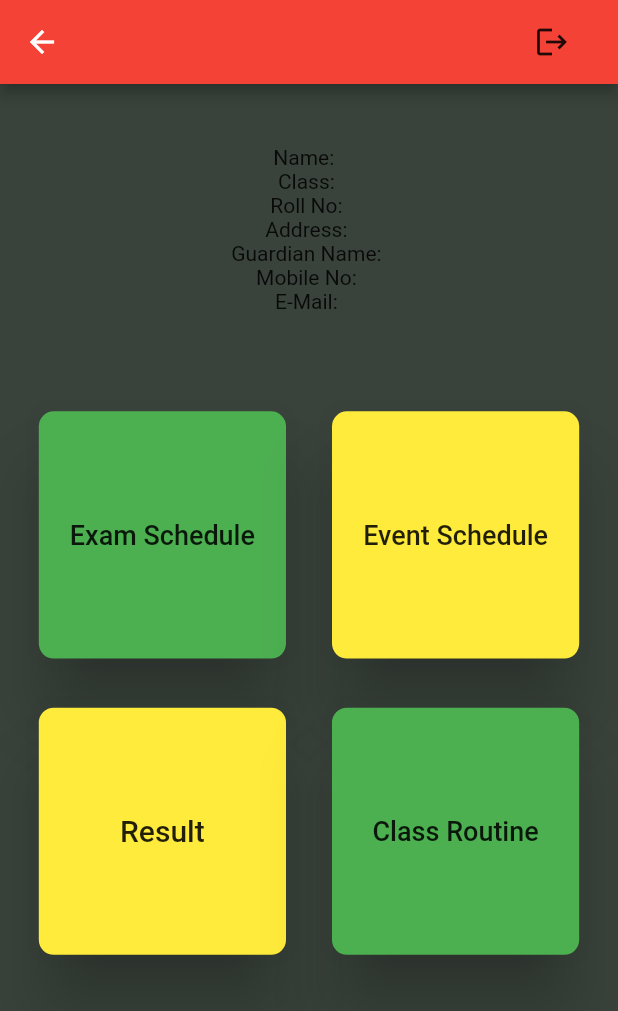
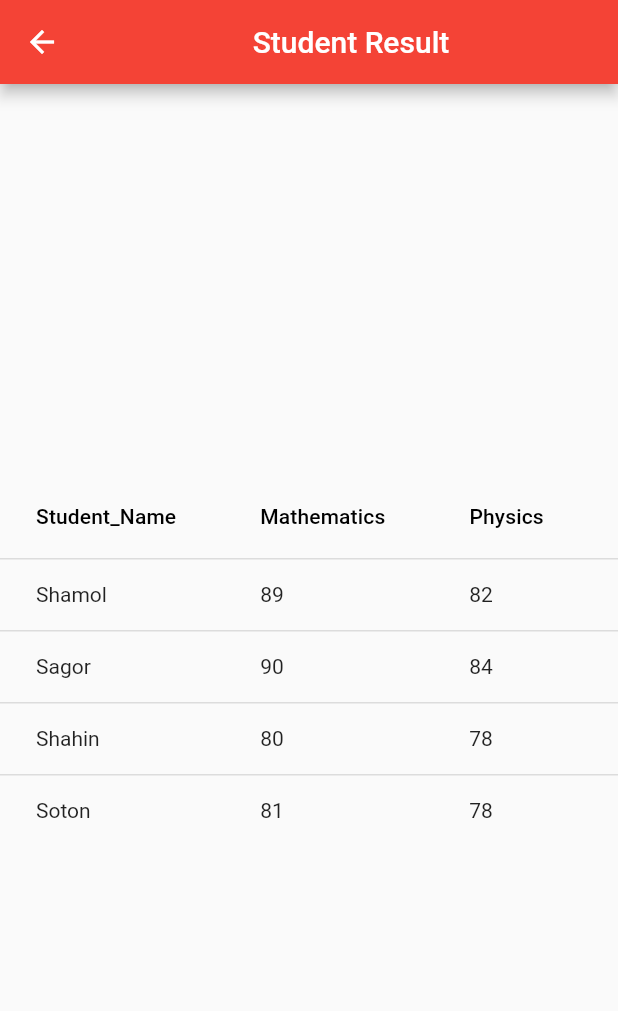
Before and after one commit to SHAMOL-KUMAR-DAS/Student-Management-System-App, a Flutter app: the Homepage screen opened directly, after a tap on "Result", on a phone screen of 412 x 824 dp. Shown: the top 1011 px of the screen. Run offline on Flutter 3.47's test engine with Material 2 defaults, Android fonts, the light colour scheme and no system bars; our stand-ins replace cloud_firestore, firebase_auth, splashscreen; accounts and stored records are empty; network calls fail.

Commit message:
A student could known about his/her exam schedule, events, result and class routine.

```diff
--- /dev/null
+++ b/lib/result.dart
@@ -0,0 +1,54 @@
+import 'package:flutter/material.dart';
+
+class Result extends StatefulWidget {
+  @override
+  _ResultState createState() => _ResultState();
+}
+class _ResultState extends State<Result> {
+  @override
+  Widget build(BuildContext context) {
+    return Scaffold(
+      appBar: AppBar(
+        title: Center(child: Text("Student Result")),
+      ),
+      body: Center(
+          child: SingleChildScrollView(
+            scrollDirection: Axis.horizontal,
+            child: DataTable(columns: [
+              DataColumn(label: Text("Student_Name")),
+              DataColumn(label: Text("Mathematics")),
+              DataColumn(label: Text("Physics")),
+              DataColumn(label: Text("Chemistry")),
+            ],
+              rows: [
+                DataRow(cells: [
+                  DataCell(Text("Shamol")),
+                  DataCell(Text("89")),
+                  DataCell(Text("82")),
+                  DataCell(Text("80"))
+                ]),
+                DataRow(cells: [
+                  DataCell(Text("Sagor")),
+                  DataCell(Text("90")),
+                  DataCell(Text("84")),
+                  DataCell(Text("82"))
+                ]),
+                DataRow(cells: [
+                  DataCell(Text("Shahin")),
+                  DataCell(Text("80")),
+                  DataCell(Text("78")),
+                  DataCell(Text("76"))
+                ]),
+                DataRow(cells: [
+                  DataCell(Text("Soton")),
+                  DataCell(Text("81")),
+                  DataCell(Text("78")),
+                  DataCell(Text("76"))
+                ]),
+              ],
+            ),
+          ),
+        ),
+    );
+  }
+}
--- /dev/null
+++ b/lib/student_list.dart
@@ -0,0 +1,21 @@
+import 'package:firebase_auth/firebase_auth.dart';
+import 'package:flutter/material.dart';
+
+class Student_List extends StatefulWidget {
+  @override
+  _Student_ListState createState() => _Student_ListState();
+}
+class _Student_ListState extends State<Student_List> {
+
+  @override
+  Widget build(BuildContext context) {
+    return Scaffold(
+      appBar: AppBar(
+        title: Center(child: Text("Students List")),
+      ),
+      body: Center(
+        child: Container(),
+      ),
+    );
+  }
+}
```
Also changed, not shown: lib/homepage.dart (+7 -77 lines), lib/student_signin.dart (+17 -1 lines), lib/student_signup.dart (+19 -22 lines), lib/teacher_signin.dart (+22 -3 lines), lib/teacher_signup.dart (+19 -1 lines).
